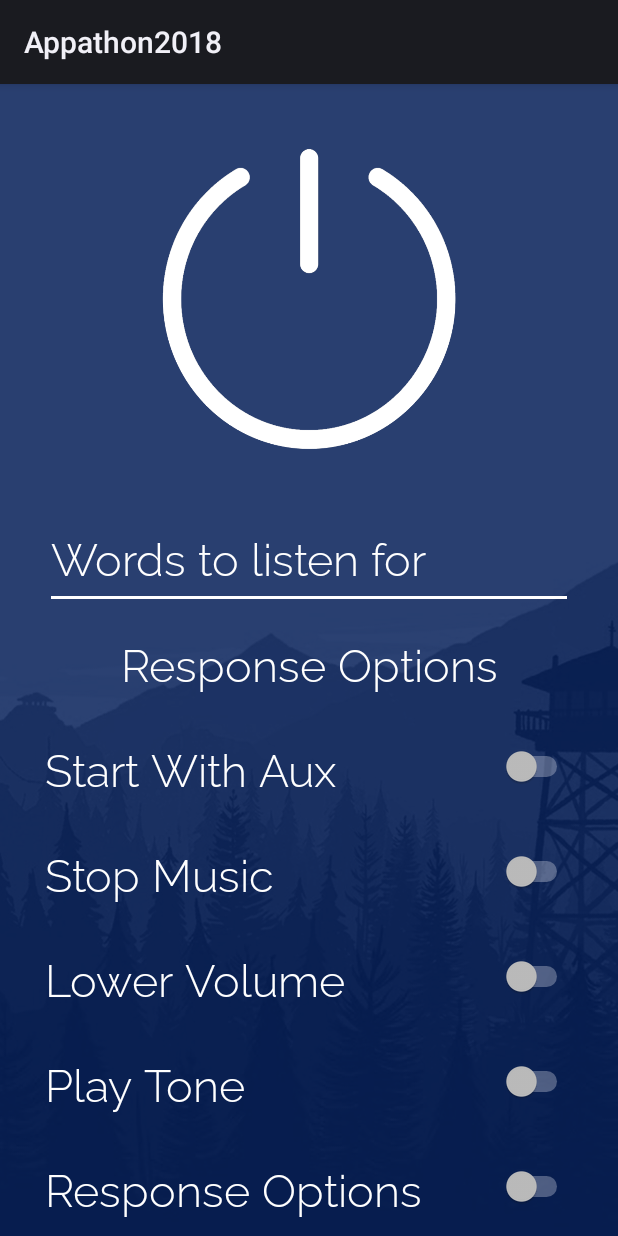
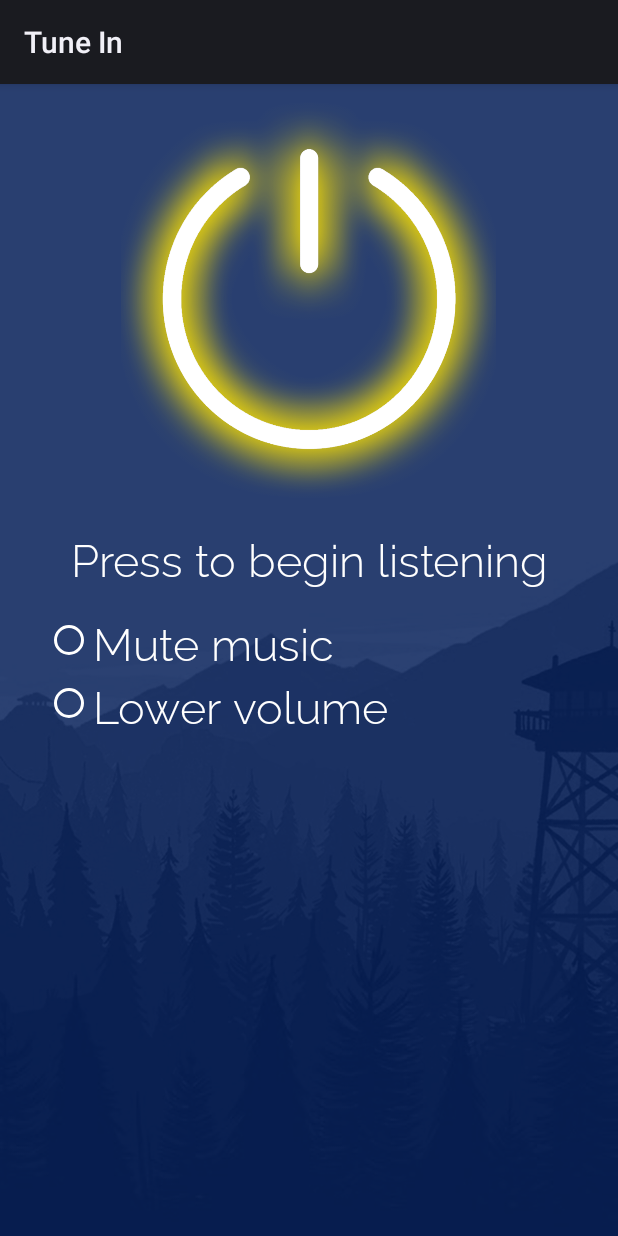
Before and after one commit to mlmerck/Appathon2018, an Android app: the screen it shows after launch (MainActivity), after a tap on an icon or button, on a phone screen of 412 x 824 dp. Run offline under Robolectric (Android 15) with nearby library versions, the phone set to English and light mode, and no system bars; libraries missing offline, so code that uses them is left out: edu.cmu.pocketsphinx; 7 statements that could not run were skipped.

Commit message:
Updated UI, backend works
The app we demonstrated at Georgia Tech's Appathon 2018.

```diff
--- a/app/src/main/java/io/github/sudhanshu2/appathon2018/MainActivity.java
+++ b/app/src/main/java/io/github/sudhanshu2/appathon2018/MainActivity.java
@@ -36,7 +36,6 @@
 import android.content.Intent;
 import android.content.pm.PackageManager;
 import android.media.AudioManager;
-import android.media.ToneGenerator;
 import android.os.AsyncTask;
 import android.os.Bundle;
 import android.support.annotation.NonNull;
@@ -45,7 +44,8 @@
 import android.util.Log;
 import android.view.View;
 import android.widget.Button;
-import android.widget.CompoundButton;
+import android.widget.RadioButton;
+import android.widget.RadioGroup;
 import android.widget.ToggleButton;
 
 import java.io.File;
@@ -60,19 +60,21 @@
 import edu.cmu.pocketsphinx.SpeechRecognizerSetup;
 
 public class MainActivity extends Activity implements
-        RecognitionListener, View.OnClickListener {
+        RecognitionListener {
 
     private Button start, stop;
 
-    private boolean quiteIt =  false;
+    private boolean quiteIt =  true;
 
     private static final String KWS_SEARCH = "wakeup";
     private static final String MENU_SEARCH = "menu";
 
-    private static final String KEYPHRASE = "hi computer";
+    private static final String KEYPHRASE = "hi matthew";
     private static final String TAG = "MainActivity";
 
     private static final int PERMISSIONS_REQUEST_RECORD_AUDIO = 1;
+
+    private static int decrement;
 
     private SpeechRecognizer recognizer;
     private HashMap<String, Integer> captions;
@@ -88,12 +90,17 @@
         captions.put(MENU_SEARCH, R.string.menu_caption);
         setContentView(R.layout.activity_main);
 
-
-        start = (Button) findViewById(R.id.power_button);
-        stop = (Button) findViewById(R.id.buttonstop);
-
-        start.setOnClickListener(this);
-        stop.setOnClickListener(this);
+        final Button powerButton = findViewById(R.id.power_button);
+        powerButton.setOnClickListener(new View.OnClickListener() {
+            @Override
+            public void onClick(View v) {
+                startService(new Intent(MainActivity.super.getApplicationContext(), AuxConnService.class));
+                powerButton.setSelected(!powerButton.isSelected());
+                while (!powerButton.isSelected()) {
+                    Log.wtf(TAG, "Power button not selected.");
+                }
+            }
+        });
 
         int permissionCheck = ContextCompat.checkSelfPermission(getApplicationContext(), Manifest.permission.RECORD_AUDIO);
         if (permissionCheck != PackageManager.PERMISSION_GRANTED) {
@@ -101,6 +108,23 @@
             return;
         }
         new SetupTask(this).execute();
+    }
+
+    public void onRadioButtonClicked(View view) {
+        // Is the button now checked?
+        boolean checked = ((RadioButton) view).isChecked();
+
+        // Check which radio button was clicked
+        switch(view.getId()) {
+            case R.id.radio_pirates:
+                if (checked)
+                    decrement = 10;
+                    break;
+            case R.id.radio_ninjas:
+                if (checked)
+                    decrement = 4;
+                    break;
+        }
     }
 
     private static class SetupTask extends AsyncTask<Void, Void, Exception> {
@@ -169,7 +193,7 @@
 
                 am.setStreamVolume(
                         AudioManager.STREAM_MUSIC,
-                        am.getStreamVolume(AudioManager.STREAM_MUSIC) - 2, 0);
+                        am.getStreamVolume(AudioManager.STREAM_MUSIC) - decrement, 0);
             } else {
                 AudioManager am = (AudioManager) getSystemService(Context.AUDIO_SERVICE);
                 am.setStreamMute(AudioManager.STREAM_MUSIC, true);
@@ -178,7 +202,7 @@
             Bundle anotherState = new Bundle();
             onCreate(anotherState);
             this.onDestroy();
-        } else {
+        } else{
             Log.wtf(TAG, text);
         }
     }
@@ -233,15 +257,4 @@
     public void onTimeout() {
         switchSearch(KWS_SEARCH);
     }
-
-    @Override
-    public void onClick(View v) {
-
-        if (v == start) {
-            startService(new Intent(this, AuxConnService.class));
-        } else if (v == stop) {
-            stopService(new Intent(this, AuxConnService.class));
-
-        }
-    }
 }
--- a/app/src/main/res/layout/activity_main.xml
+++ b/app/src/main/res/layout/activity_main.xml
@@ -33,134 +33,73 @@
                 android:layout_height="280dp"
                 android:background="@drawable/power_button" />
 
-            <EditText
-                android:id="@+id/text_input"
-                android:layout_width="fill_parent"
+            <LinearLayout
+                android:layout_width="match_parent"
                 android:layout_height="70dp"
-                android:textSize="30sp"
-                android:backgroundTint="@android:color/white"
-                android:textColor="@android:color/white"
-                android:fontFamily="@font/raleway_light"
-                android:text="Words to listen for" />
+                android:orientation="horizontal">
 
                 <TextView
                     android:layout_width="match_parent"
                     android:layout_height="70dp"
+                    android:layout_gravity="start"
                     android:fontFamily="@font/raleway_light"
                     android:gravity="center"
-                android:text="Response Options"
+                    android:text="Press to begin listening"
+                    android:textColor="@android:color/white"
+                    android:textSize="30sp" />
+            </LinearLayout>
+
+            <RadioGroup xmlns:android="http://schemas.android.com/apk/res/android"
+                android:layout_width="match_parent"
+                android:layout_height="wrap_content"
+                android:orientation="vertical">
+                <RadioButton android:id="@+id/radio_pirates"
+                    android:layout_width="wrap_content"
+                    android:layout_height="wrap_content"
+                    android:fontFamily="@font/raleway_light"
+                    android:text="Mute music"
+                    android:textColor="@android:color/white"
                     android:textSize="30sp"
+                    android:buttonTint="@android:color/white"
+                    android:onClick="onRadioButtonClicked"/>
+                <RadioButton android:id="@+id/radio_ninjas"
+                    android:layout_width="wrap_content"
+                    android:layout_height="wrap_content"
+                    android:text="Lower volume"
                     android:textColor="@android:color/white"
-                />
+                    android:fontFamily="@font/raleway_light"
+                    android:textSize="30sp"
+                    android:buttonTint="@android:color/white"
+                    android:onClick="onRadioButtonClicked"/>
+            </RadioGroup>
 
             <LinearLayout
                 android:layout_width="match_parent"
                 android:layout_height="70dp"
                 android:orientation="horizontal">
-                <TextView
-                    android:layout_width="wrap_content"
-                    android:layout_height="70dp"
-                    android:fontFamily="@font/raleway_light"
-                    android:gravity="center_vertical"
-                    android:layout_gravity="start"
-                    android:text="Start With Aux"
-                    android:textSize="30sp"
-                    android:textColor="@android:color/white"/>
 
-                <Switch
-                    android:layout_width="match_parent"
-                    android:layout_height="70dp"
-                    android:layout_gravity="end"
-                    android:gravity="center_vertical"
-                    android:textColor="@android:color/white" />
             </LinearLayout>
 
             <LinearLayout
                 android:layout_width="match_parent"
                 android:layout_height="70dp"
                 android:orientation="horizontal">
-                <TextView
-                    android:layout_width="wrap_content"
-                    android:layout_height="70dp"
-                    android:fontFamily="@font/raleway_light"
-                    android:gravity="center_vertical"
-                    android:layout_gravity="start"
-                    android:text="Stop Music"
-                    android:textSize="30sp"
-                    android:textColor="@android:color/white"/>
-                <Switch
-                    android:layout_width="match_parent"
-                    android:layout_height="70dp"
-                    android:layout_gravity="end"
-                    android:gravity="center_vertical" />
+
             </LinearLayout>
 
             <LinearLayout
                 android:layout_width="match_parent"
                 android:layout_height="70dp"
                 android:orientation="horizontal">
-                <TextView
-                    android:layout_width="wrap_content"
-                    android:layout_height="70dp"
-                    android:fontFamily="@font/raleway_light"
-                    android:gravity="center_vertical"
-                    android:layout_gravity="start"
-                    android:text="Lower Volume"
-                    android:textSize="30sp"
-                    android:textColor="@android:color/white"/>
-                <Switch
-                    android:layout_width="match_parent"
-                    android:layout_height="70dp"
-                    android:layout_gravity="end"
-                    android:gravity="center_vertical" />
+
             </LinearLayout>
 
             <LinearLayout
                 android:layout_width="match_parent"
                 android:layout_height="70dp"
                 android:orientation="horizontal">
-                <TextView
-                    android:layout_width="wrap_content"
-                    android:layout_height="70dp"
-                    android:layout_gravity="start"
-                    android:fontFamily="@font/raleway_light"
-                    android:gravity="center_vertical"
-                    android:text="Play Tone"
-                    android:textColor="@android:color/white"
-                    android:textSize="30sp" />
-                <Switch
-                    android:layout_width="match_parent"
-                    android:layout_height="70dp"
-                    android:layout_gravity="end"
-                    android:gravity="center_vertical" />
+
             </LinearLayout>
-
-            <LinearLayout
-                android:layout_width="match_parent"
-                android:layout_height="70dp"
-                android:orientation="horizontal">
-                <TextView
-                    android:layout_width="wrap_content"
-                    android:layout_height="70dp"
-                    android:fontFamily="@font/raleway_light"
-                    android:gravity="center_vertical"
-                    android:layout_gravity="start"
-                    android:text="Response Options"
-                    android:textSize="30sp"
-                    android:textColor="@android:color/white"/>
-                <Switch
-                    android:layout_width="match_parent"
-                    android:layout_height="70dp"
-                    android:layout_gravity="end"
-                    android:gravity="center_vertical" />
-            </LinearLayout>
-
-            <Button
-                android:id="@+id/buttonstop"
-                android:layout_width="match_parent"
-                android:layout_height="wrap_content"
-                android:text="Stop"
-                android:visibility="visible" />
 
         </LinearLayout>
     </ScrollView>
--- a/app/src/main/res/values/strings.xml
+++ b/app/src/main/res/values/strings.xml
@@ -1,5 +1,5 @@
 <resources>
-    <string name="app_name">Appathon2018</string>
+    <string name="app_name">Tune In</string>
 
     <string name="kws_caption">To start demonstration say \"oh mighty computer\".</string>
     <string name="menu_caption">Say \"digits\", \"forecast\" or \"phones\" to choose the grammar, language model or phonetic decoder example.</string>
```
Lines whose indentation alone changed are shown as unchanged.
